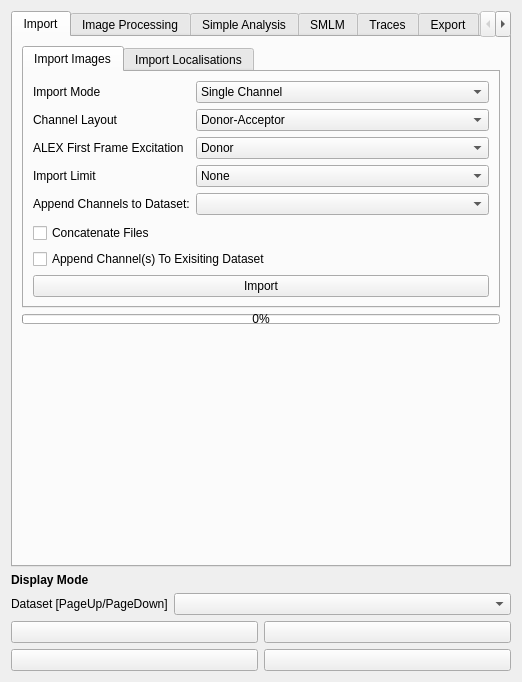
First picture: the form in src/molseeq/GUI/gui.ui, repository piedrro/napari-molseeq, before the edit.
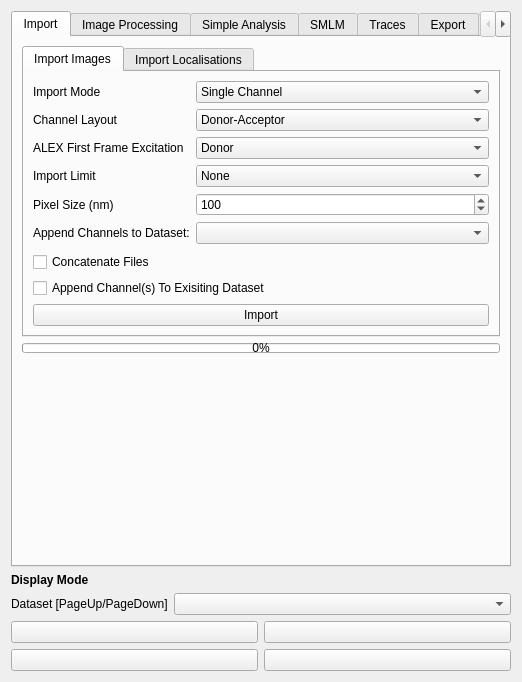
Second picture: the form after the edit.

What changed in the file:
```diff
--- a/src/molseeq/GUI/gui.ui
+++ b/src/molseeq/GUI/gui.ui
@@ -203,16 +203,33 @@
                </item>
               </widget>
              </item>
-             <item row="4" column="1">
-              <widget class="QComboBox" name="molseeq_append_dataset"/>
-             </item>
-             <item row="4" column="0">
+             <item row="5" column="0">
               <widget class="QLabel" name="molseeq_append_dataset_label">
                <property name="text">
                 <string>Append Channels to Dataset:</string>
                </property>
               </widget>
              </item>
+             <item row="5" column="1">
+              <widget class="QComboBox" name="molseeq_append_dataset"/>
+             </item>
+             <item row="4" column="0">
+              <widget class="QLabel" name="label_104">
+               <property name="text">
+                <string>Pixel Size (nm)</string>
+               </property>
+              </widget>
+             </item>
+             <item row="4" column="1">
+              <widget class="QSpinBox" name="molseeq_pixel_size">
+               <property name="maximum">
+                <number>1000</number>
+               </property>
+               <property name="value">
+                <number>100</number>
+               </property>
+              </widget>
+             </item>
             </layout>
            </item>
            <item>
```
